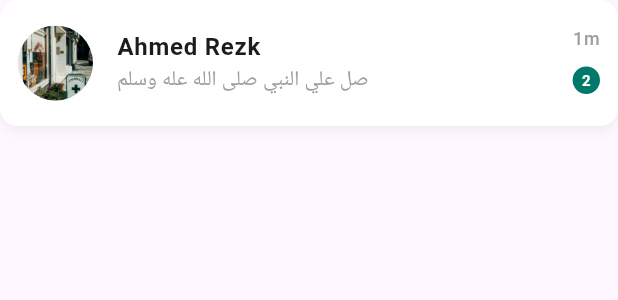
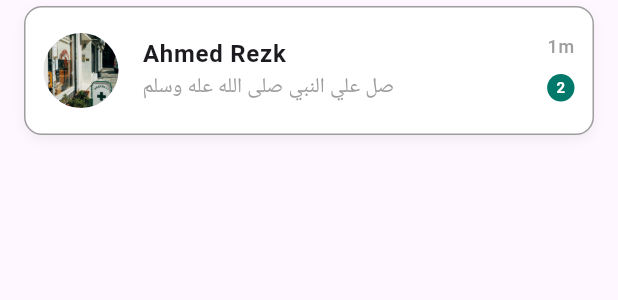
Before and after one commit to MElwakel/MedCare, a Flutter app: the ChatItem widget shown alone on an empty page, opened directly, on a phone screen of 412 x 824 dp. Shown: the top 300 px of the screen. Run offline on Flutter 3.47's test engine with Material 3 defaults, Android fonts, the phone set to English and light mode, and no system bars; our stand-ins replace font_awesome_flutter, go_router, pin_code_fields, readmore.

Commit message:
edit chat item shape

```diff
--- a/lib/features/chat/presentation/views/widgets/chat_item.dart
+++ b/lib/features/chat/presentation/views/widgets/chat_item.dart
@@ -18,8 +18,11 @@ class ChatItem extends StatelessWidget {
 
   @override
   Widget build(BuildContext context) {
-    return Container(
+    return Padding(
+      padding: const EdgeInsets.symmetric(horizontal: 16.0,vertical: 4),
+      child: Container(
         decoration: BoxDecoration(
+          border: Border.all(color: Colors.grey),
           color: Colors.white,
           borderRadius: BorderRadius.circular(12),
           boxShadow: [
@@ -72,6 +75,7 @@ class ChatItem extends StatelessWidget {
             ],
           ),
         ),
+      ),
     );
   }
 }
```
Lines whose indentation alone changed are shown as unchanged.
